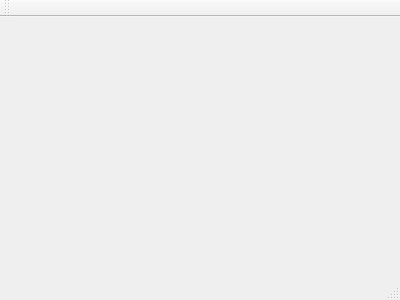
The window that nne/ui/mainwindow.ui (msforenter090/NNE) describes before a commit, drawn with Qt 5.
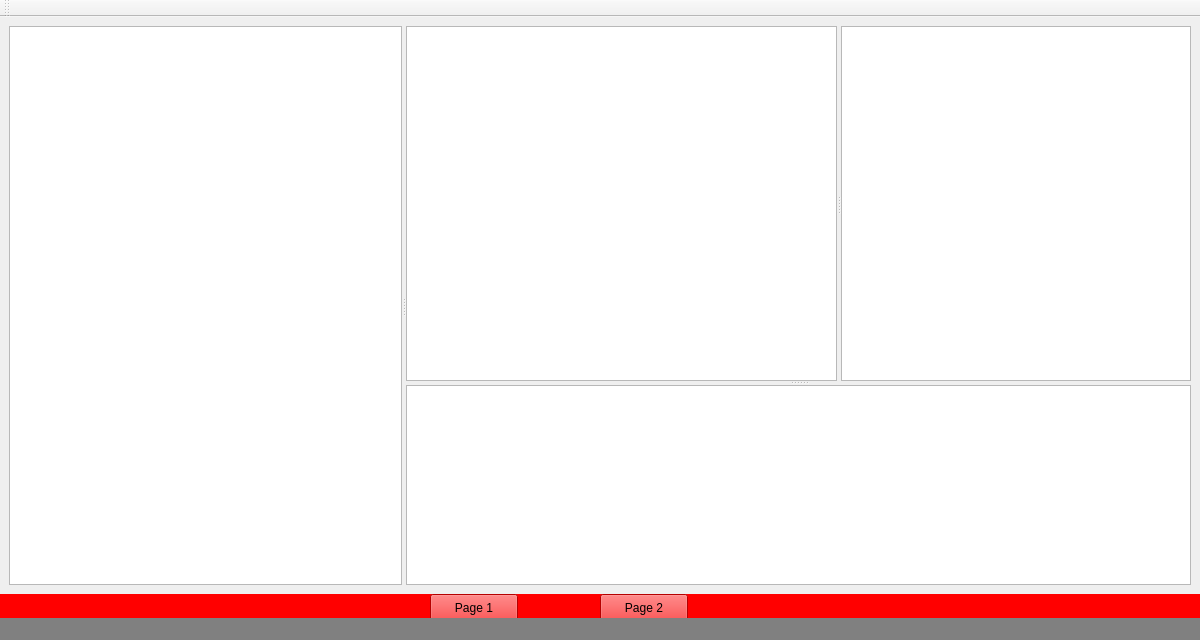
The same window after the commit.

Commit message: Added main window layout.

Patch:
```diff
--- a/nne/ui/mainwindow.ui
+++ b/nne/ui/mainwindow.ui
@@ -1,24 +1,396 @@
 <ui version="4.0">
  <class>MainWindow</class>
- <widget class="QMainWindow" name="MainWindow" >
-  <property name="geometry" >
+ <widget class="QMainWindow" name="MainWindow">
+  <property name="geometry">
    <rect>
     <x>0</x>
     <y>0</y>
-    <width>400</width>
-    <height>300</height>
+    <width>1200</width>
+    <height>640</height>
    </rect>
   </property>
-  <property name="windowTitle" >
+  <property name="minimumSize">
+   <size>
+    <width>1200</width>
+    <height>640</height>
+   </size>
+  </property>
+  <property name="windowTitle">
    <string>MainWindow</string>
   </property>
-  <widget class="QMenuBar" name="menuBar" />
-  <widget class="QToolBar" name="mainToolBar" />
-  <widget class="QWidget" name="centralWidget" />
-  <widget class="QStatusBar" name="statusBar" />
+  <widget class="QWidget" name="centralWidget">
+   <layout class="QHBoxLayout" name="horizontalLayout">
+    <property name="spacing">
+     <number>0</number>
+    </property>
+    <property name="leftMargin">
+     <number>0</number>
+    </property>
+    <property name="topMargin">
+     <number>0</number>
+    </property>
+    <property name="rightMargin">
+     <number>0</number>
+    </property>
+    <property name="bottomMargin">
+     <number>0</number>
+    </property>
+    <item>
+     <widget class="QWidget" name="root" native="true">
+      <property name="styleSheet">
+       <string notr="true"/>
+      </property>
+      <layout class="QVBoxLayout" name="verticalLayout">
+       <property name="spacing">
+        <number>0</number>
+       </property>
+       <property name="leftMargin">
+        <number>0</number>
+       </property>
+       <property name="topMargin">
+        <number>0</number>
+       </property>
+       <property name="rightMargin">
+        <number>0</number>
+       </property>
+       <property name="bottomMargin">
+        <number>0</number>
+       </property>
+       <item>
+        <widget class="QWidget" name="stackContainer" native="true">
+         <property name="styleSheet">
+          <string notr="true"/>
+         </property>
+         <layout class="QHBoxLayout" name="horizontalLayout_2">
+          <property name="spacing">
+           <number>0</number>
+          </property>
+          <property name="leftMargin">
+           <number>9</number>
+          </property>
+          <property name="topMargin">
+           <number>9</number>
+          </property>
+          <property name="rightMargin">
+           <number>9</number>
+          </property>
+          <property name="bottomMargin">
+           <number>9</number>
+          </property>
+          <item>
+           <widget class="QSplitter" name="splitter">
+            <property name="orientation">
+             <enum>Qt::Horizontal</enum>
+            </property>
+            <widget class="QWidget" name="widget" native="true">
+             <property name="sizePolicy">
+              <sizepolicy hsizetype="Minimum" vsizetype="Expanding">
+               <horstretch>0</horstretch>
+               <verstretch>0</verstretch>
+              </sizepolicy>
+             </property>
+             <property name="minimumSize">
+              <size>
+               <width>100</width>
+               <height>0</height>
+              </size>
+             </property>
+             <property name="maximumSize">
+              <size>
+               <width>400</width>
+               <height>16777215</height>
+              </size>
+             </property>
+             <layout class="QHBoxLayout" name="horizontalLayout_3">
+              <property name="spacing">
+               <number>0</number>
+              </property>
+              <property name="leftMargin">
+               <number>0</number>
+              </property>
+              <property name="topMargin">
+               <number>0</number>
+              </property>
+              <property name="rightMargin">
+               <number>0</number>
+              </property>
+              <property name="bottomMargin">
+               <number>0</number>
+              </property>
+              <item>
+               <widget class="QListWidget" name="listWidget">
+                <property name="sizePolicy">
+                 <sizepolicy hsizetype="Preferred" vsizetype="Preferred">
+                  <horstretch>0</horstretch>
+                  <verstretch>0</verstretch>
+                 </sizepolicy>
+                </property>
+                <property name="minimumSize">
+                 <size>
+                  <width>0</width>
+                  <height>0</height>
+                 </size>
+                </property>
+               </widget>
+              </item>
+             </layout>
+            </widget>
+            <widget class="QWidget" name="widget_2" native="true">
+             <property name="sizePolicy">
+              <sizepolicy hsizetype="Maximum" vsizetype="Preferred">
+               <horstretch>0</horstretch>
+               <verstretch>0</verstretch>
+              </sizepolicy>
+             </property>
+             <layout class="QHBoxLayout" name="horizontalLayout_4">
+              <property name="spacing">
+               <number>0</number>
+              </property>
+              <property name="leftMargin">
+               <number>0</number>
+              </property>
+              <property name="topMargin">
+               <number>0</number>
+              </property>
+              <property name="rightMargin">
+               <number>0</number>
+              </property>
+              <property name="bottomMargin">
+               <number>0</number>
+              </property>
+              <item>
+               <widget class="QSplitter" name="splitter_2">
+                <property name="orientation">
+                 <enum>Qt::Vertical</enum>
+                </property>
+                <widget class="QWidget" name="widget_3" native="true">
+                 <layout class="QHBoxLayout" name="horizontalLayout_6">
+                  <property name="spacing">
+                   <number>0</number>
+                  </property>
+                  <property name="leftMargin">
+                   <number>0</number>
+                  </property>
+                  <property name="topMargin">
+                   <number>0</number>
+                  </property>
+                  <property name="rightMargin">
+                   <number>0</number>
+                  </property>
+                  <property name="bottomMargin">
+                   <number>0</number>
+                  </property>
+                  <item>
+                   <widget class="QSplitter" name="splitter_3">
+                    <property name="orientation">
+                     <enum>Qt::Horizontal</enum>
+                    </property>
+                    <widget class="QWidget" name="widget_6" native="true">
+                     <property name="sizePolicy">
+                      <sizepolicy hsizetype="Maximum" vsizetype="Maximum">
+                       <horstretch>0</horstretch>
+                       <verstretch>0</verstretch>
+                      </sizepolicy>
+                     </property>
+                     <layout class="QHBoxLayout" name="horizontalLayout_8">
+                      <property name="spacing">
+                       <number>0</number>
+                      </property>
+                      <property name="leftMargin">
+                       <number>0</number>
+                      </property>
+                      <property name="topMargin">
+                       <number>0</number>
+                      </property>
+                      <property name="rightMargin">
+                       <number>0</number>
+                      </property>
+                      <property name="bottomMargin">
+                       <number>0</number>
+                      </property>
+                      <item>
+                       <widget class="QListWidget" name="listWidget_4">
+                        <property name="sizePolicy">
+                         <sizepolicy hsizetype="Preferred" vsizetype="Expanding">
+                          <horstretch>0</horstretch>
+                          <verstretch>0</verstretch>
+                         </sizepolicy>
+                        </property>
+                       </widget>
+                      </item>
+                     </layout>
+                    </widget>
+                    <widget class="QWidget" name="widget_5" native="true">
+                     <property name="sizePolicy">
+                      <sizepolicy hsizetype="Minimum" vsizetype="Preferred">
+                       <horstretch>0</horstretch>
+                       <verstretch>0</verstretch>
+                      </sizepolicy>
+                     </property>
+                     <property name="minimumSize">
+                      <size>
+                       <width>150</width>
+                       <height>0</height>
+                      </size>
+                     </property>
+                     <property name="maximumSize">
+                      <size>
+                       <width>350</width>
+                       <height>16777215</height>
+                      </size>
+                     </property>
+                     <property name="baseSize">
+                      <size>
+                       <width>0</width>
+                       <height>0</height>
+                      </size>
+                     </property>
+                     <layout class="QHBoxLayout" name="horizontalLayout_7">
+                      <property name="spacing">
+                       <number>0</number>
+                      </property>
+                      <property name="sizeConstraint">
+                       <enum>QLayout::SetDefaultConstraint</enum>
+                      </property>
+                      <property name="leftMargin">
+                       <number>0</number>
+                      </property>
+                      <property name="topMargin">
+                       <number>0</number>
+                      </property>
+                      <property name="rightMargin">
+                       <number>0</number>
+                      </property>
+                      <property name="bottomMargin">
+                       <number>0</number>
+                      </property>
+                      <item>
+                       <widget class="QListWidget" name="listWidget_3"/>
+                      </item>
+                     </layout>
+                    </widget>
+                   </widget>
+                  </item>
+                 </layout>
+                </widget>
+                <widget class="QWidget" name="widget_4" native="true">
+                 <property name="maximumSize">
+                  <size>
+                   <width>16777215</width>
+                   <height>200</height>
+                  </size>
+                 </property>
+                 <layout class="QHBoxLayout" name="horizontalLayout_5">
+                  <property name="spacing">
+                   <number>0</number>
+                  </property>
+                  <property name="leftMargin">
+                   <number>0</number>
+                  </property>
+                  <property name="topMargin">
+                   <number>0</number>
+                  </property>
+                  <property name="rightMargin">
+                   <number>0</number>
+                  </property>
+                  <property name="bottomMargin">
+                   <number>0</number>
+                  </property>
+                  <item>
+                   <widget class="QListWidget" name="listWidget_2"/>
+                  </item>
+                 </layout>
+                </widget>
+               </widget>
+              </item>
+             </layout>
+            </widget>
+           </widget>
+          </item>
+         </layout>
+        </widget>
+       </item>
+       <item>
+        <widget class="QWidget" name="stackIndicatorContainer" native="true">
+         <property name="sizePolicy">
+          <sizepolicy hsizetype="Preferred" vsizetype="Preferred">
+           <horstretch>0</horstretch>
+           <verstretch>0</verstretch>
+          </sizepolicy>
+         </property>
+         <property name="minimumSize">
+          <size>
+           <width>0</width>
+           <height>0</height>
+          </size>
+         </property>
+         <property name="maximumSize">
+          <size>
+           <width>16777215</width>
+           <height>24</height>
+          </size>
+         </property>
+         <property name="styleSheet">
+          <string notr="true">background-color: red;</string>
+         </property>
+         <widget class="QPushButton" name="btn1">
+          <property name="geometry">
+           <rect>
+            <x>430</x>
+            <y>0</y>
+            <width>88</width>
+            <height>27</height>
+           </rect>
+          </property>
+          <property name="text">
+           <string>Page 1</string>
+          </property>
+         </widget>
+         <widget class="QPushButton" name="btn2">
+          <property name="geometry">
+           <rect>
+            <x>600</x>
+            <y>0</y>
+            <width>88</width>
+            <height>27</height>
+           </rect>
+          </property>
+          <property name="text">
+           <string>Page 2</string>
+          </property>
+         </widget>
+        </widget>
+       </item>
+      </layout>
+     </widget>
+    </item>
+   </layout>
+  </widget>
+  <widget class="QMenuBar" name="menuBar">
+   <property name="geometry">
+    <rect>
+     <x>0</x>
+     <y>0</y>
+     <width>1200</width>
+     <height>24</height>
+    </rect>
+   </property>
+  </widget>
+  <widget class="QToolBar" name="mainToolBar">
+   <attribute name="toolBarArea">
+    <enum>TopToolBarArea</enum>
+   </attribute>
+   <attribute name="toolBarBreak">
+    <bool>false</bool>
+   </attribute>
+  </widget>
+  <widget class="QStatusBar" name="statusBar">
+   <property name="styleSheet">
+    <string notr="true">background-color: gray;</string>
+   </property>
+  </widget>
  </widget>
- <layoutDefault spacing="6" margin="11" />
- <pixmapfunction></pixmapfunction>
+ <layoutdefault spacing="6" margin="11"/>
  <resources/>
  <connections/>
 </ui>
```
Left out of the diff: 1 changed line with no effect on the pictures. The commit also changes 9 other files.
